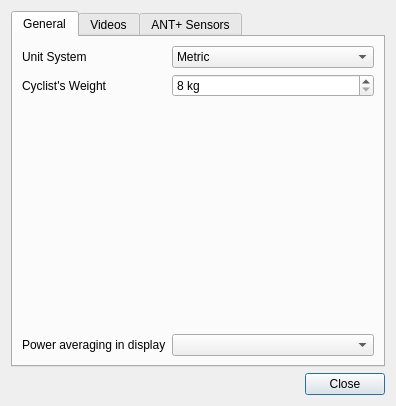
Old version of the form indoorcycling2/settingsdialog.ui in the repository rsippl/big-ring.
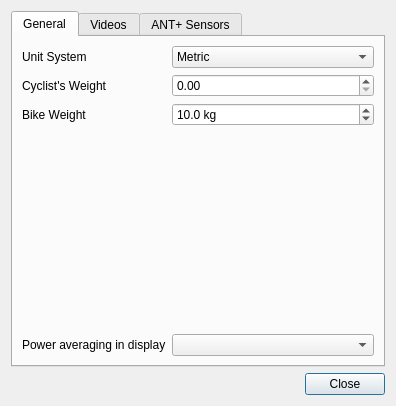
New version of the form.

Commit message: Make user and bike weight seperate.

What changed in the file:
```diff
--- a/indoorcycling2/settingsdialog.ui
+++ b/indoorcycling2/settingsdialog.ui
@@ -81,41 +81,19 @@
          <property name="text">
           <string>Cyclist's Weight</string>
          </property>
-         <property name="buddy">
-          <cstring>weightSpinBox</cstring>
-         </property>
         </widget>
        </item>
-       <item row="1" column="1">
-        <widget class="QSpinBox" name="weightSpinBox">
-         <property name="toolTip">
-          <string>The weight of the cyclist, including bike</string>
-         </property>
-         <property name="whatsThis">
-          <string>The weight of the cyclist, including bike</string>
-         </property>
-         <property name="suffix">
-          <string extracomment="weight in kg"> kg</string>
-         </property>
-         <property name="minimum">
-          <number>8</number>
-         </property>
-         <property name="maximum">
-          <number>200</number>
-         </property>
-        </widget>
-       </item>
-       <item row="3" column="0">
+       <item row="4" column="0">
         <widget class="QLabel" name="label_2">
          <property name="text">
           <string>Power averaging in display</string>
          </property>
         </widget>
        </item>
-       <item row="3" column="1">
+       <item row="4" column="1">
         <widget class="QComboBox" name="powerAveragingCombobox"/>
        </item>
-       <item row="2" column="0">
+       <item row="3" column="0">
         <spacer name="verticalSpacer_2">
          <property name="orientation">
           <enum>Qt::Vertical</enum>
@@ -128,6 +106,41 @@
          </property>
         </spacer>
        </item>
+       <item row="2" column="0">
+        <widget class="QLabel" name="label_6">
+         <property name="text">
+          <string>Bike Weight</string>
+         </property>
+        </widget>
+       </item>
+       <item row="2" column="1">
+        <widget class="QDoubleSpinBox" name="bikeWeightSpinBox">
+         <property name="prefix">
+          <string/>
+         </property>
+         <property name="suffix">
+          <string> kg</string>
+         </property>
+         <property name="decimals">
+          <number>1</number>
+         </property>
+         <property name="minimum">
+          <double>5.000000000000000</double>
+         </property>
+         <property name="maximum">
+          <double>30.000000000000000</double>
+         </property>
+         <property name="singleStep">
+          <double>0.100000000000000</double>
+         </property>
+         <property name="value">
+          <double>10.000000000000000</double>
+         </property>
+        </widget>
+       </item>
+       <item row="1" column="1">
+        <widget class="QDoubleSpinBox" name="userWeightSpinBox"/>
+       </item>
       </layout>
      </widget>
      <widget class="QWidget" name="videosTab">
```
The commit also changes 9 other files.
